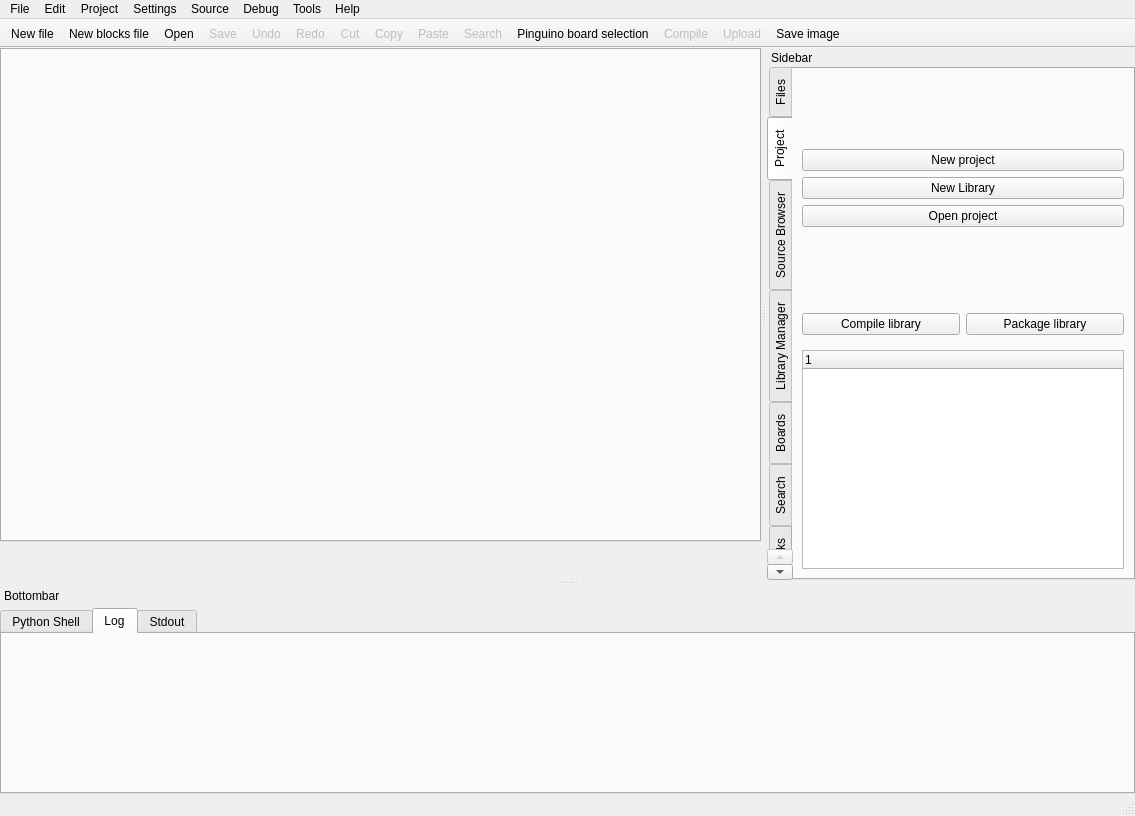
PinguinoIDE/pinguino-ide, file qtgui/frames/main.ui: the form before one commit.
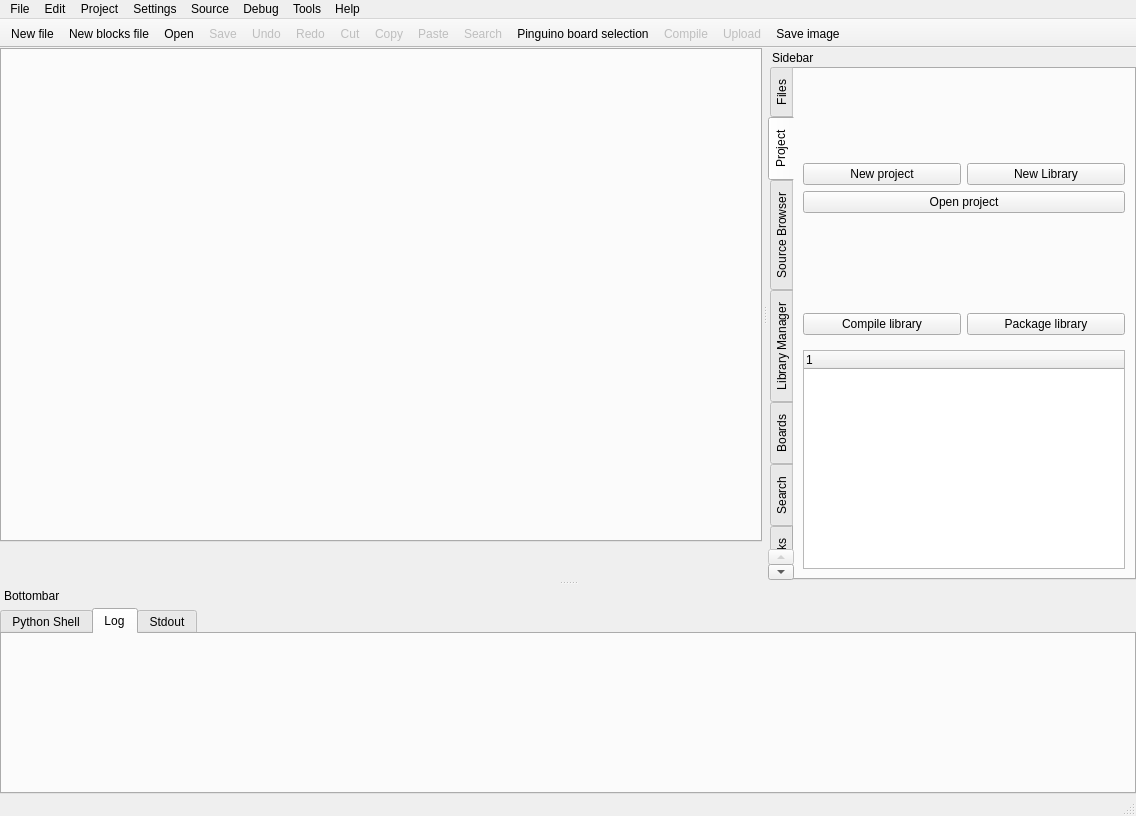
The form after the commit. The open tabs and pages were chosen to show the change. Icons and pictures are not drawn.

```diff
--- a/qtgui/frames/main.ui
+++ b/qtgui/frames/main.ui
@@ -6,7 +6,7 @@
    <rect>
     <x>0</x>
     <y>0</y>
-    <width>1135</width>
+    <width>1136</width>
     <height>816</height>
    </rect>
   </property>
@@ -99,7 +99,7 @@
     <rect>
      <x>0</x>
      <y>0</y>
-     <width>1135</width>
+     <width>1136</width>
      <height>29</height>
     </rect>
    </property>
@@ -418,7 +418,14 @@
             <property name="rightMargin">
              <number>0</number>
             </property>
-            <item row="5" column="2">
+            <item row="4" column="0" colspan="4">
+             <widget class="QPushButton" name="pushButton_openproject">
+              <property name="text">
+               <string>Open project</string>
+              </property>
+             </widget>
+            </item>
+            <item row="6" column="0" colspan="4">
              <spacer name="verticalSpacer_5">
               <property name="orientation">
                <enum>Qt::Vertical</enum>
@@ -431,7 +438,7 @@
               </property>
              </spacer>
             </item>
-            <item row="0" column="1" colspan="3">
+            <item row="0" column="0" colspan="4">
              <spacer name="verticalSpacer_4">
               <property name="orientation">
                <enum>Qt::Vertical</enum>
@@ -444,27 +451,20 @@
               </property>
              </spacer>
             </item>
-            <item row="1" column="1" colspan="3">
-             <widget class="QPushButton" name="pushButton_newproject">
-              <property name="text">
-               <string>New project</string>
-              </property>
-             </widget>
-            </item>
-            <item row="3" column="1" colspan="3">
-             <widget class="QPushButton" name="pushButton_openproject">
-              <property name="text">
-               <string>Open project</string>
-              </property>
-             </widget>
-            </item>
-            <item row="2" column="1" colspan="3">
+            <item row="1" column="2" colspan="2">
              <widget class="QPushButton" name="pushButton_newlibrary">
               <property name="text">
                <string>New Library</string>
               </property>
              </widget>
             </item>
+            <item row="1" column="0" colspan="2">
+             <widget class="QPushButton" name="pushButton_newproject">
+              <property name="text">
+               <string>New project</string>
+              </property>
+             </widget>
+            </item>
            </layout>
           </widget>
          </item>
```
Left out of the diff: 9 changed lines with no effect on the pictures.
